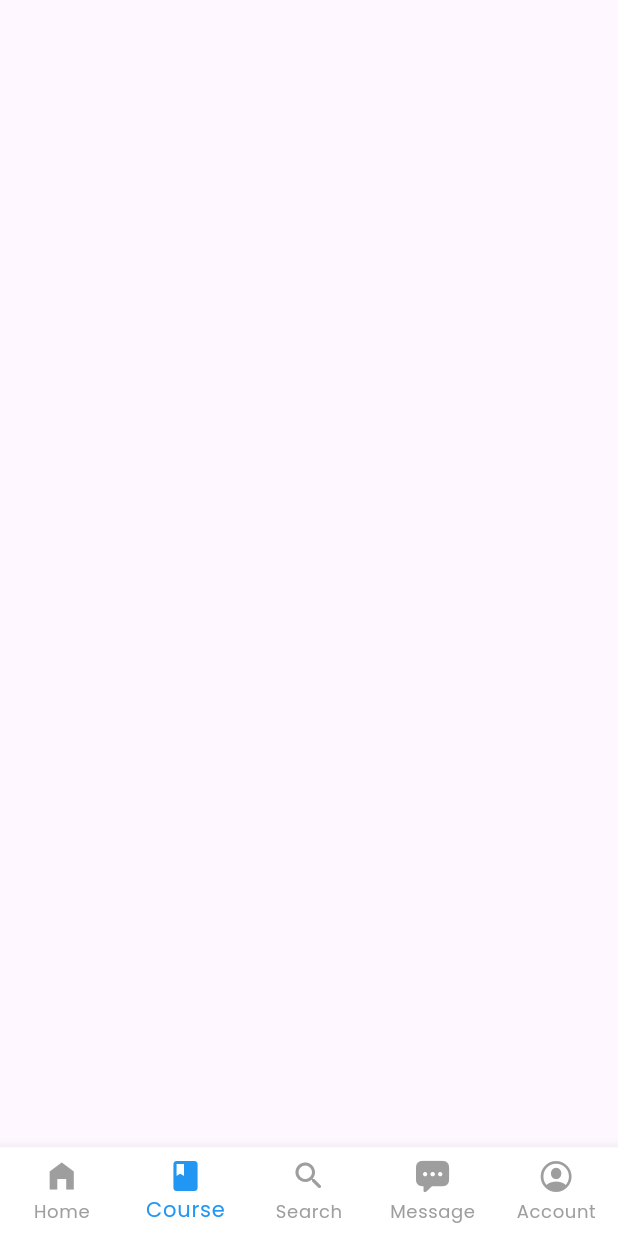
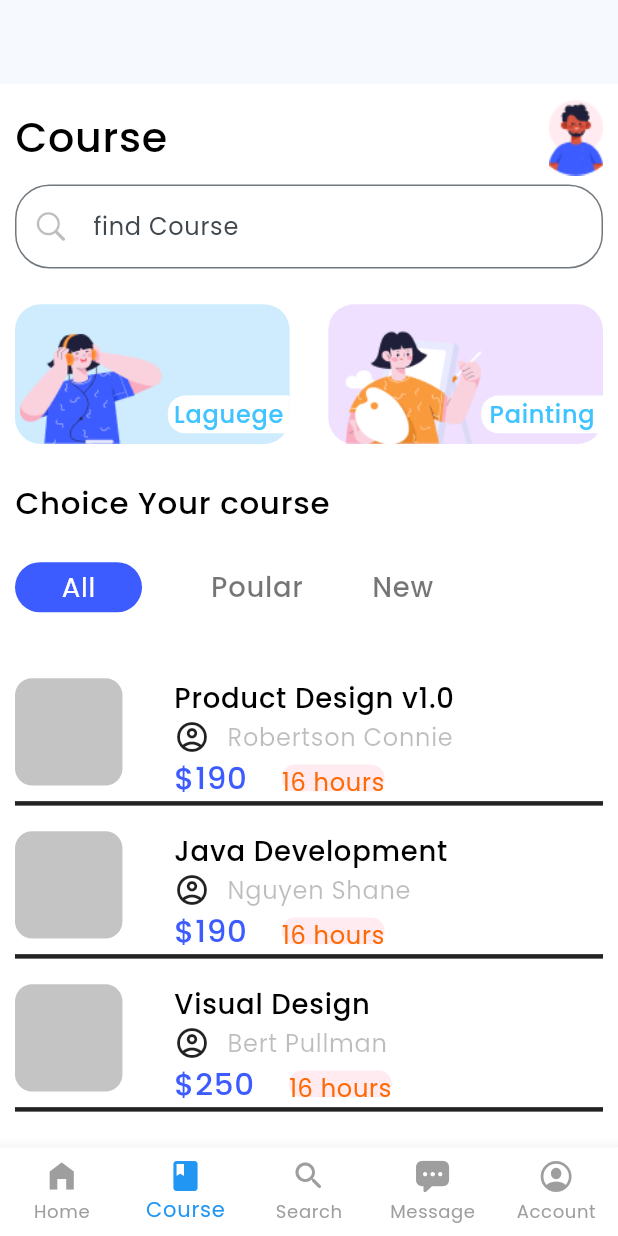
Before and after one commit to kattdGitHub/desing, a Flutter app: the screen it shows after launch, item 2 of the bottom bar chosen, on a phone screen of 412 x 824 dp. Run offline on Flutter 3.47's test engine with Material 3 defaults, Android fonts, the phone set to English and light mode, and no system bars; our stand-ins replace flutter_screenutil.

Commit message:
Course13march

```diff
--- a/lib/main.dart
+++ b/lib/main.dart
@@ -1,6 +1,7 @@
 import 'dart:ui';
 
 import 'package:design/halper/Appconfig.dart';
+import 'package:design/screen/dashboard/course.dart';
 import 'package:design/screen/dashboard/dashboard.dart';
 import 'package:flutter/material.dart';
 import 'package:flutter_screenutil/flutter_screenutil.dart';
--- /dev/null
+++ b/lib/screen/dashboard/course.dart
@@ -0,0 +1,347 @@
+import 'dart:typed_data';
+
+import 'package:design/halper/Appconfig.dart';
+import 'package:design/halper/halper.dart';
+import 'package:flutter/cupertino.dart';
+import 'package:flutter/material.dart';
+import 'package:flutter/rendering.dart';
+import 'package:flutter/widgets.dart';
+import 'package:flutter_screenutil/flutter_screenutil.dart';
+
+import '../../halper/appColor.dart';
+
+class Course extends StatelessWidget {
+  const Course({super.key});
+
+  @override
+  Widget build(BuildContext context) {
+    List<String>text=<String>[
+      "Product Design v1.0",
+      "Java Development",
+      "Visual Design",
+    ];
+    List<String>profile=<String>
+    [
+      "Robertson Connie",
+      "Nguyen Shane",
+      "Bert Pullman",
+
+    ];  List<String>Price=<String>
+    [
+      "\$190",
+      "\$190",
+      "\$250"
+    ];
+    return Scaffold(
+      backgroundColor: Colors.white,
+      appBar: AppBar(),
+      body: SingleChildScrollView(
+        child: Padding(
+          padding: EdgeInsets.all(10),
+          child: Column(
+            crossAxisAlignment: CrossAxisAlignment.start,
+            children: [
+              Row(
+                children: [
+                  Text(
+                    "Course",
+                    style: TextStyle(
+                        color: Colors.black,
+                        fontSize: 24.sp,
+                        fontWeight: FontWeight.w500),
+                  ),
+                  const Spacer(),
+                  const Image(
+                    image: AssetImage("assets/Avatar.png"),
+                  ),
+                ],
+              ),
+              hSize(5.h),
+              TextField(
+                decoration: InputDecoration(
+                    prefixIcon: const Icon(
+                      CupertinoIcons.search,
+                      color: Colors.black26,
+                    ),
+                    border: OutlineInputBorder(
+                      borderRadius: BorderRadius.circular(20.r),
+                    ),
+                    hintText: "find Course",
+                    hoverColor: Colors.black26),
+              ),
+              SizedBox(
+                height: 20.h,
+              ),
+              Row(
+                children: [
+                  Container(
+                    height: 78.h,
+                    decoration: BoxDecoration(
+                      color: const Color(0xffCEECFE),
+                      borderRadius: BorderRadius.circular(15.r),
+                    ),
+                    child: Stack(
+                      children: [
+                        Container(
+                          width: 160.w,
+                          height: 77.h,
+                          child: Column(
+                            mainAxisAlignment: MainAxisAlignment.end,
+                            children: [
+                              Row(
+                                mainAxisAlignment: MainAxisAlignment.start,
+                                children: [
+                                  Spacer(),
+                                  Container(
+                                    height: 21.h,
+                                    width: 71.w,
+                                    decoration: BoxDecoration(
+                                      color: Colors.white,
+                                      borderRadius: BorderRadius.only(
+                                          topLeft: Radius.circular(10.r),
+                                          bottomLeft: Radius.circular(10.r)),
+                                    ),
+                                    child: Center(
+                                      child: Text(
+                                        "Laguege",
+                                        style: TextStyle(
+                                            color: Colors.lightBlueAccent,
+                                            fontWeight: FontWeight.w500,
+                                            fontSize: 14.sp),
+                                      ),
+                                    ),
+                                  ).paddingOnly(bottom: 6)
+                                ],
+                              ),
+                            ],
+                          ),
+                        ),
+                        Positioned(
+                          child: Image(
+                            image: AssetImage(
+                              "assets/laddy3.png",
+                            ),
+                            fit: BoxFit.cover,
+                          ).paddingOnly(left: 3),
+                        )
+                      ],
+                    ),
+                  ),
+                  Spacer(),
+                  Container(
+                    height: 78.h,
+                    decoration: BoxDecoration(
+                      color: const Color(0xffEFE0FF),
+                      borderRadius: BorderRadius.circular(15.r),
+                    ),
+                    child: Stack(
+                      children: [
+                        Container(
+                          width: 160.w,
+                          height: 77.h,
+                          child: Column(
+                            mainAxisAlignment: MainAxisAlignment.end,
+                            children: [
+                              Row(
+                                mainAxisAlignment: MainAxisAlignment.start,
+                                children: [
+                                  Spacer(),
+                                  Container(
+                                    height: 21.h,
+                                    width: 71.w,
+                                    decoration: BoxDecoration(
+                                      color: Colors.white,
+                                      borderRadius: BorderRadius.only(
+                                          topLeft: Radius.circular(10.r),
+                                          bottomLeft: Radius.circular(10.r)),
+                                    ),
+                                    child: Center(
+                                      child: Text(
+                                        "Painting",
+                                        style: TextStyle(
+                                            color: Colors.lightBlueAccent,
+                                            fontWeight: FontWeight.w500,
+                                            fontSize: 14.sp),
+                                      ),
+                                    ),
+                                  ).paddingOnly(bottom: 6)
+                                ],
+                              ),
+                            ],
+                          ),
+                        ),
+                        Positioned(
+                          child: Image(
+                            image: AssetImage(
+                              "assets/LADDYFrame.png",
+                            ),
+                            fit: BoxFit.cover,
+                          ),
+                        )
+                      ],
+                    ),
+                  ),
+                ],
+              ),
+              SizedBox(
+                height: 20.h,
+              ),
+              Text(
+                "Choice Your course",
+                style: TextStyle(
+                    color: Colors.black,
+                    fontSize: 18.sp,
+                    fontWeight: FontWeight.w500),
+              ),
+              SizedBox(
+                height: 20.h,
+              ),
+              Row(
+                children: [
+                  Container(
+                    height: 28.h,
+                    width: 74.w,
+                    decoration: BoxDecoration(
+                      color: Color(0xff3D5CFF),
+                      borderRadius: BorderRadius.circular(20.r),
+                    ),
+                    child: Center(
+                      child: Text(
+                        "All",
+                        style: TextStyle(
+                          color: Colors.white,
+                          fontSize: 16.sp,
+                          fontWeight: FontWeight.w400,
+                        ),
+                      ),
+                    ),
+                  ),
+                  SizedBox(
+                    width: 40.w,
+                  ),
+                  Text(
+                    "Poular",
+                    style: TextStyle(
+                        color: Colors.black54,
+                        fontWeight: FontWeight.w500,
+                        fontSize: 16.sp),
+                  ),
+                  SizedBox(
+                    width: 40.w,
+                  ),
+                  Text(
+                    "New",
+                    style: TextStyle(
+                        color: Colors.black54,
+                        fontWeight: FontWeight.w500,
+                        fontSize: 16.sp),
+                  )
+                ],
+              ),
+              SizedBox(
+                height: 20.h,
+              ),
+              SingleChildScrollView(
+                child: Column(
+                  children: [
+                    for (int a = 0; a < text.length; a++)
+
+                      Container(
+                        decoration: BoxDecoration(
+                          color: Colors.white,
+                          boxShadow: [
+                            BoxShadow(
+                              color: Colors.black87,
+                              // blurRadius: 3.0,
+                              // spreadRadius: 2.0,
+                              offset: Offset(0, 3), // Only bottom shadow
+                            ),
+                          ],
+                        ),
+                        child: Row(
+                          crossAxisAlignment: CrossAxisAlignment.start,
+                          children: [
+                            Container(
+                              width: 60.h,
+                              height: 60.h,
+                              decoration: BoxDecoration(
+                                  color: Color(0xffC4C4C4),
+                                  borderRadius: BorderRadius.circular(10.r)),
+                            ),
+                            SizedBox(
+                              width: 30.w,
+                            ),
+                            Column(
+                              crossAxisAlignment: CrossAxisAlignment.start,
+                              children: [
+                                Text(
+                                  text[a],
+                                  style: TextStyle(
+                                      color: Colors.black,
+                                      fontSize: 16.sp,
+                                      fontWeight: FontWeight.w500),
+                                ),
+                                SizedBox(
+                                  width: 20.w,
+                                ),
+                                Row(
+                                  children: [
+                                    Icon(Icons.account_circle_outlined),
+                                    SizedBox(
+                                      width: 10.w,
+                                    ),
+                                    Text(
+                                      profile[a
+                                      ],
+                                      style: TextStyle(
+                                          color: Colors.black26,
+                                          fontWeight: FontWeight.w400,
+                                          fontSize: 14.sp),
+                                    )
+                                  ],
+                                ),
+                                Row(
+                                  children: [
+                                    Text(
+                                      Price[a],
+                                      style: TextStyle(
+                                        color: Color(0xff3D5CFF),
+                                        fontSize: 18.sp,
+                                        fontWeight: FontWeight.w500,
+                                      ),
+                                    ),
+                                    SizedBox(
+                                      width: 20.w,
+                                    ),
+                                    Container(
+                                      height: 15.h,
+                                      decoration: BoxDecoration(
+                                          color: Color(0xffFFEBF0),
+                                          borderRadius:
+                                              BorderRadius.circular(10.r)),
+                                      child: Center(
+                                          child: Text(
+                                        "16 hours",
+                                        style: TextStyle(
+                                            color: Color(0xffFF6905),
+                                            fontWeight: FontWeight.w400,
+                                            fontSize: 14.sp),
+                                      )),
+                                    )
+                                  ],
+                                ),
+                              ],
+                            )
+                          ],
+                        ),
+                      ).paddingOnly(top: 20),
+                  ],
+                ),
+              )
+            ],
+          ),
+        ),
+      ),
+    );
+  }
+}
--- a/lib/screen/dashboard/dashboard.dart
+++ b/lib/screen/dashboard/dashboard.dart
@@ -1,3 +1,4 @@
+import 'package:design/screen/dashboard/course.dart';
 import 'package:flutter/cupertino.dart';
 import 'package:flutter/material.dart';
 import 'package:flutter/rendering.dart';
@@ -356,7 +357,7 @@ class _DashboardState extends State<Dashboard> {
                 ],
               ),
             ),
-            Scaffold(),
+            Course(),
             Scaffold(),
             Scaffold(),
             Scaffold(),
--- a/pubspec.yaml
+++ b/pubspec.yaml
@@ -3,7 +3,8 @@ description: "A new Flutter project."
 
 publish_to: 'none'
 environment:
-  sdk: '>=3.4.0-99.1.beta <4.0.0'
+  sdk: '>=3.3.0 <4.0.0'
+#  sdk: '>=3.3.0 <4.0.0'
 
 dependencies:
   flutter:
```
Also changed, not shown: assets/LADDYFrame.png (added), assets/laddy.png (added), assets/laddy2.jpg (added), assets/laddy3.png (added), lib/generated/assets.dart (deleted), pubspec.lock, 1 other file.
